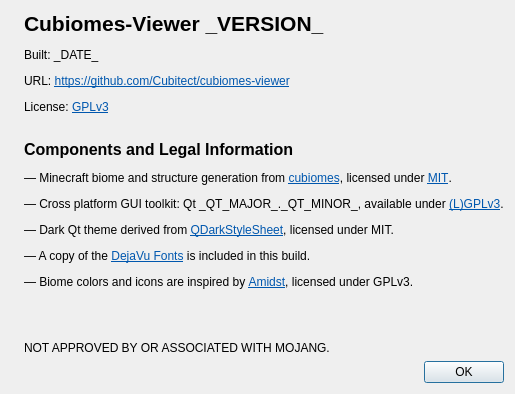
This is src/aboutdialog.ui in Cubitect/cubiomes-viewer as Qt 5 draws it before an edit. The edited form follows.
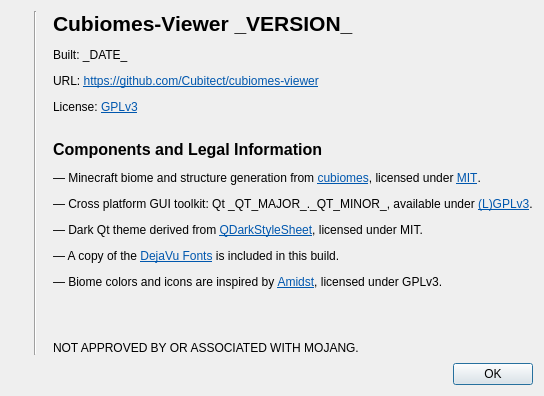
This is the edited form. Icons and pictures are not drawn.

Patch:
```diff
--- a/src/aboutdialog.ui
+++ b/src/aboutdialog.ui
@@ -10,7 +10,20 @@
     <normaloff>:/icons/map.png</normaloff>:/icons/map.png</iconset>
   </property>
   <layout class="QGridLayout" name="gridLayout">
-   <item row="1" column="1">
+   <property name="horizontalSpacing">
+    <number>16</number>
+   </property>
+   <property name="verticalSpacing">
+    <number>8</number>
+   </property>
+   <item row="0" column="2" rowspan="2">
+    <widget class="QLabel" name="label">
+     <property name="text">
+      <string>&lt;html&gt;&lt;head/&gt;&lt;body&gt;&lt;p&gt;&lt;span style=&quot; font-size:16pt; font-weight:600;&quot;&gt;Cubiomes-Viewer _VERSION_&lt;/span&gt;&lt;/p&gt;&lt;p&gt;Built: _DATE_&lt;/p&gt;&lt;p&gt;URL: &lt;a href=&quot;https://github.com/Cubitect/cubiomes-viewer&quot;&gt;&lt;span style=&quot; font-family:'Sans Serif'; text-decoration: underline; color:#0057ae;&quot;&gt;https://github.com/Cubitect/cubiomes-viewer&lt;/span&gt;&lt;/a&gt;&lt;/p&gt;&lt;p&gt;License: &lt;a href=&quot;https://www.gnu.org/licenses/gpl-3.0.en.html&quot;&gt;&lt;span style=&quot; font-family:'Sans Serif'; text-decoration: underline; color:#0057ae;&quot;&gt;GPLv3&lt;/span&gt;&lt;/a&gt;&lt;/p&gt;&lt;p&gt;&lt;br/&gt;&lt;span style=&quot; font-size:12pt; font-weight:600;&quot;&gt;Components and Legal Information&lt;/span&gt;&lt;/p&gt;&lt;p&gt;— Minecraft biome and structure generation from &lt;a href=&quot;https://github.com/Cubitect/cubiomes/&quot;&gt;&lt;span style=&quot; font-family:'Sans Serif'; text-decoration: underline; color:#0057ae;&quot;&gt;cubiomes&lt;/span&gt;&lt;/a&gt;, licensed under &lt;a href=&quot;https://mit-license.org/&quot;&gt;&lt;span style=&quot; font-family:'Sans Serif'; text-decoration: underline; color:#0057ae;&quot;&gt;MIT&lt;/span&gt;&lt;/a&gt;.&lt;/p&gt;&lt;p&gt;— Cross platform GUI toolkit: Qt _QT_MAJOR_._QT_MINOR_, available under &lt;a href=&quot;https://www.qt.io/licensing/&quot;&gt;&lt;span style=&quot; font-family:'Sans Serif'; text-decoration: underline; color:#0057ae;&quot;&gt;(L)GPLv3&lt;/span&gt;&lt;/a&gt;.&lt;/p&gt;&lt;p&gt;— Dark Qt theme derived from &lt;a href=&quot;https://github.com/ColinDuquesnoy/QDarkStyleSheet&quot;&gt;&lt;span style=&quot; font-family:'Sans Serif'; text-decoration: underline; color:#0057ae;&quot;&gt;QDarkStyleSheet&lt;/span&gt;&lt;/a&gt;, licensed under MIT.&lt;/p&gt;&lt;p&gt;— A copy of the &lt;a href=&quot; https://dejavu-fonts.github.io/License.html&quot;&gt;&lt;span style=&quot; text-decoration: underline; color:#0057ae;&quot;&gt;DejaVu Fonts&lt;/span&gt;&lt;/a&gt; is included in this build.&lt;/p&gt;&lt;p&gt;— Biome colors and icons are inspired by &lt;a href=&quot;https://github.com/toolbox4minecraft/amidst&quot;&gt;&lt;span style=&quot; font-family:'Sans Serif'; text-decoration: underline; color:#0057ae;&quot;&gt;Amidst&lt;/span&gt;&lt;/a&gt;, licensed under GPLv3.&lt;/p&gt;&lt;p&gt;&lt;br/&gt;&lt;/p&gt;&lt;p&gt;&lt;span style=&quot; font-family:'Sans Serif';&quot;&gt;NOT APPROVED BY OR ASSOCIATED WITH MOJANG.&lt;/span&gt;&lt;/p&gt;&lt;/body&gt;&lt;/html&gt;</string>
+     </property>
+    </widget>
+   </item>
+   <item row="2" column="2">
     <widget class="QDialogButtonBox" name="buttonBox">
      <property name="orientation">
       <enum>Qt::Horizontal</enum>
@@ -22,6 +35,12 @@
    </item>
    <item row="0" column="0">
     <widget class="QLabel" name="label_2">
+     <property name="maximumSize">
+      <size>
+       <width>128</width>
+       <height>128</height>
+      </size>
+     </property>
      <property name="text">
       <string/>
      </property>
@@ -33,10 +52,10 @@
      </property>
     </widget>
    </item>
-   <item row="0" column="1">
-    <widget class="QLabel" name="label">
-     <property name="text">
-      <string>&lt;html&gt;&lt;head/&gt;&lt;body&gt;&lt;p&gt;&lt;span style=&quot; font-size:16pt; font-weight:600;&quot;&gt;Cubiomes-Viewer _VERSION_&lt;/span&gt;&lt;/p&gt;&lt;p&gt;Built: _DATE_&lt;/p&gt;&lt;p&gt;URL: &lt;a href=&quot;https://github.com/Cubitect/cubiomes-viewer&quot;&gt;&lt;span style=&quot; font-family:'Sans Serif'; text-decoration: underline; color:#0057ae;&quot;&gt;https://github.com/Cubitect/cubiomes-viewer&lt;/span&gt;&lt;/a&gt;&lt;/p&gt;&lt;p&gt;License: &lt;a href=&quot;https://www.gnu.org/licenses/gpl-3.0.en.html&quot;&gt;&lt;span style=&quot; font-family:'Sans Serif'; text-decoration: underline; color:#0057ae;&quot;&gt;GPLv3&lt;/span&gt;&lt;/a&gt;&lt;/p&gt;&lt;p&gt;&lt;br/&gt;&lt;span style=&quot; font-size:12pt; font-weight:600;&quot;&gt;Components and Legal Information&lt;/span&gt;&lt;/p&gt;&lt;p&gt;— Minecraft biome and structure generation from &lt;a href=&quot;https://github.com/Cubitect/cubiomes/&quot;&gt;&lt;span style=&quot; font-family:'Sans Serif'; text-decoration: underline; color:#0057ae;&quot;&gt;cubiomes&lt;/span&gt;&lt;/a&gt;, licensed under &lt;a href=&quot;https://mit-license.org/&quot;&gt;&lt;span style=&quot; font-family:'Sans Serif'; text-decoration: underline; color:#0057ae;&quot;&gt;MIT&lt;/span&gt;&lt;/a&gt;.&lt;/p&gt;&lt;p&gt;— Cross platform GUI toolkit: Qt _QT_MAJOR_._QT_MINOR_, available under &lt;a href=&quot;https://www.qt.io/licensing/&quot;&gt;&lt;span style=&quot; font-family:'Sans Serif'; text-decoration: underline; color:#0057ae;&quot;&gt;(L)GPLv3&lt;/span&gt;&lt;/a&gt;.&lt;/p&gt;&lt;p&gt;— Dark Qt theme derived from &lt;a href=&quot;https://github.com/ColinDuquesnoy/QDarkStyleSheet&quot;&gt;&lt;span style=&quot; font-family:'Sans Serif'; text-decoration: underline; color:#0057ae;&quot;&gt;QDarkStyleSheet&lt;/span&gt;&lt;/a&gt;, licensed under MIT.&lt;/p&gt;&lt;p&gt;— A copy of the &lt;a href=&quot; https://dejavu-fonts.github.io/License.html&quot;&gt;&lt;span style=&quot; text-decoration: underline; color:#0057ae;&quot;&gt;DejaVu Fonts&lt;/span&gt;&lt;/a&gt; is included in this build.&lt;/p&gt;&lt;p&gt;— Biome colors and icons are inspired by &lt;a href=&quot;https://github.com/toolbox4minecraft/amidst&quot;&gt;&lt;span style=&quot; font-family:'Sans Serif'; text-decoration: underline; color:#0057ae;&quot;&gt;Amidst&lt;/span&gt;&lt;/a&gt;, licensed under GPLv3.&lt;/p&gt;&lt;p&gt;&lt;br/&gt;&lt;/p&gt;&lt;p&gt;&lt;span style=&quot; font-family:'Sans Serif';&quot;&gt;NOT APPROVED BY OR ASSOCIATED WITH MOJANG.&lt;/span&gt;&lt;/p&gt;&lt;/body&gt;&lt;/html&gt;</string>
+   <item row="0" column="1" rowspan="2">
+    <widget class="Line" name="line">
+     <property name="orientation">
+      <enum>Qt::Vertical</enum>
      </property>
     </widget>
    </item>
```
Left out of the diff: 7 changed lines with no effect on the pictures.
